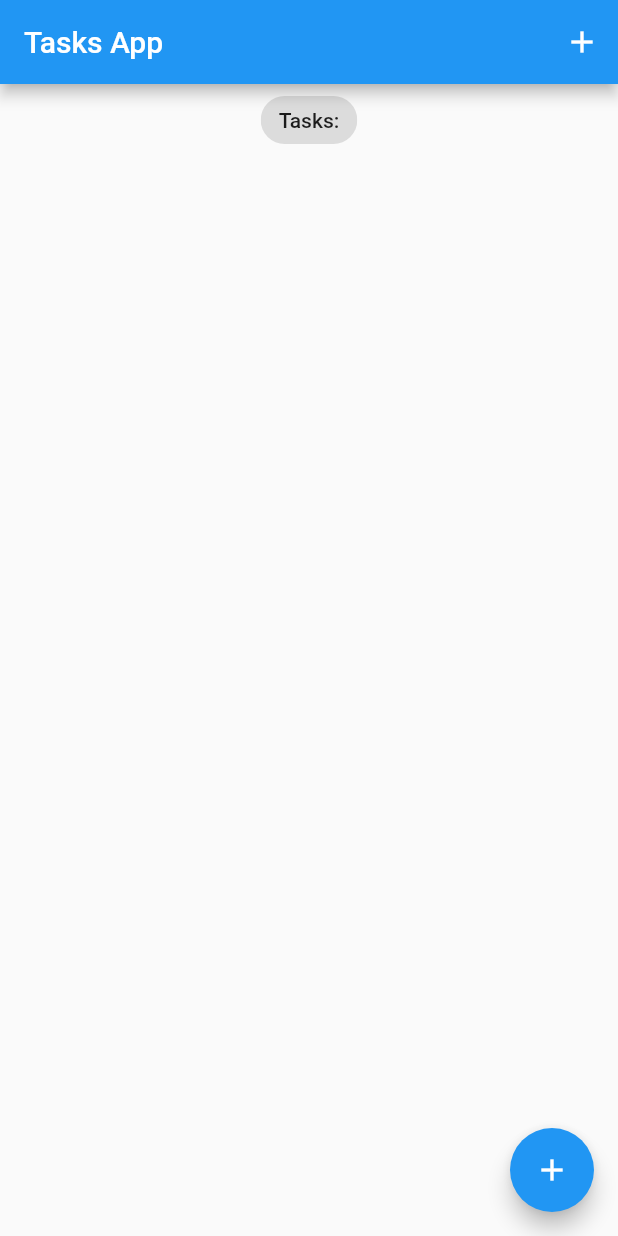
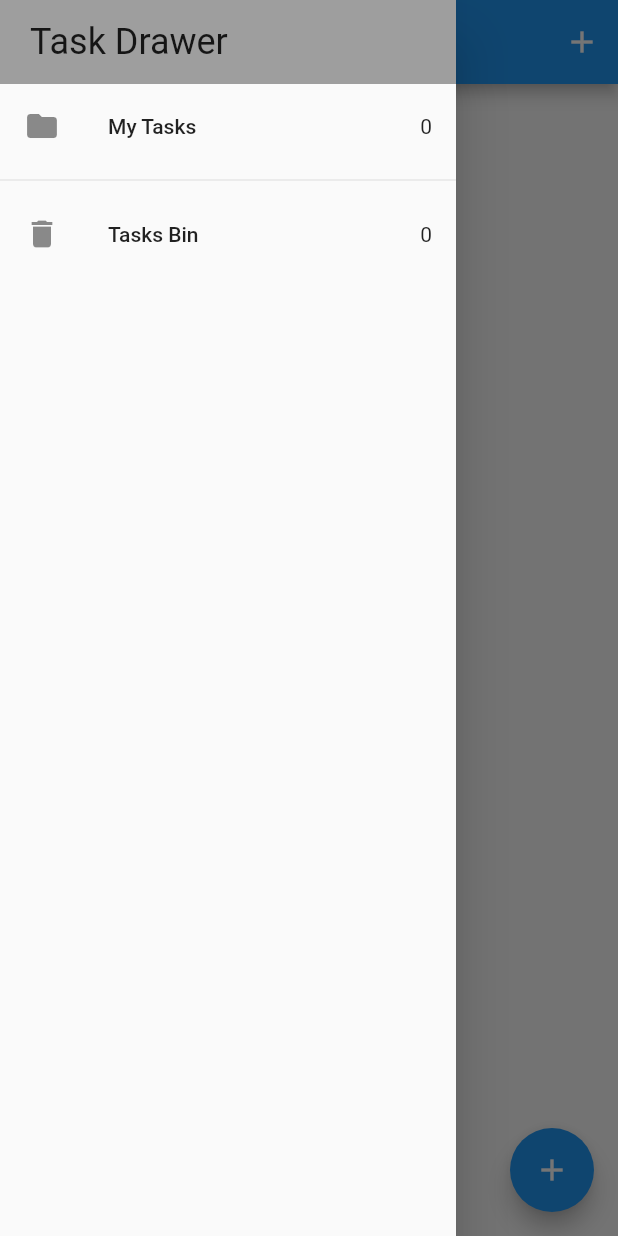
Before and after one commit to warpten123/FinalExam_Premacio_Bloc, a Flutter app: the screen it shows after launch, with the side drawer open (before the commit the screen has no drawer), on a phone screen of 412 x 824 dp. Run offline on Flutter 3.47's test engine with Material 2 defaults, Android fonts, the phone set to English and light mode, and no system bars; our stand-ins replace bloc, equatable, flutter_bloc, hydrated_bloc.

Commit message:
delete task and put into recycle task bin

```diff
--- a/lib/bloc/bloc/task_bloc.dart
+++ b/lib/bloc/bloc/task_bloc.dart
@@ -12,10 +12,14 @@
     on<AddTask>(_onAddTask);
     on<UpdateTask>(_onUpdateTask);
     on<DeleteTask>(_onDeleteTask);
+    on<RemoveTask>(_onRemoveToBin);
   }
   void _onAddTask(AddTask event, Emitter<TaskState> emit) {
     final state = this.state;
-    emit(TaskState(allTasks: List.from(state.allTasks)..add(event.task)));
+    emit(TaskState(
+      allTasks: List.from(state.allTasks)..add(event.task),
+      removedTasks: state.removedTasks,
+    ));
   }
 
   void _onUpdateTask(UpdateTask event, Emitter<TaskState> emit) {
@@ -26,12 +30,25 @@
     task.isDone == false
         ? allTasks.insert(index, task.copyWith(isDone: true))
         : allTasks.insert(index, task.copyWith(isDone: false));
-    emit(TaskState(allTasks: allTasks));
+    emit(TaskState(
+      allTasks: allTasks,
+      removedTasks: state.removedTasks,
+    ));
   }
 
   void _onDeleteTask(DeleteTask event, Emitter<TaskState> emit) {
     final state = this.state;
-    emit(TaskState(allTasks: List.from(state.allTasks)..remove(event.task)));
+    emit(TaskState(
+        allTasks: state.allTasks,
+        removedTasks: List.from(state.removedTasks)..remove(event.task)));
+  }
+
+  void _onRemoveToBin(RemoveTask event, Emitter<TaskState> emit) {
+    final state = this.state;
+    emit(TaskState(
+        allTasks: List.from(state.allTasks)..remove(event.task),
+        removedTasks: List.from(state.removedTasks)
+          ..add(event.task.copyWith(isDeleted: true))));
   }
 
   @override
--- a/lib/bloc/bloc/task_event.dart
+++ b/lib/bloc/bloc/task_event.dart
@@ -37,3 +37,13 @@
   @override
   List<Object> get props => [task];
 }
+
+class RemoveTask extends TaskEvent {
+  final Task task;
+  const RemoveTask({
+    required this.task,
+  });
+
+  @override
+  List<Object> get props => [task];
+}
--- a/lib/bloc/bloc/task_state.dart
+++ b/lib/bloc/bloc/task_state.dart
@@ -2,21 +2,26 @@
 
 class TaskState extends Equatable {
   final List<Task> allTasks;
+  final List<Task> removedTasks;
   const TaskState({
     this.allTasks = const <Task>[],
+    this.removedTasks = const <Task>[],
   });
   @override
-  List<Object> get props => [allTasks];
+  List<Object> get props => [allTasks, removedTasks];
 
   Map<String, dynamic> toMap() {
     return <String, dynamic>{
       'allTasks': allTasks.map((x) => x.toMap()).toList(),
+      'removedTasks': removedTasks.map((x) => x.toMap()).toList(),
     };
   }
 
   factory TaskState.fromMap(Map<String, dynamic> map) {
     return TaskState(
       allTasks: List<Task>.from((map['allTasks']?.map((x) => Task.fromMap(x)))),
+      removedTasks:
+          List<Task>.from((map['removedTasks']?.map((x) => Task.fromMap(x)))),
     );
   }
 }
--- a/lib/main.dart
+++ b/lib/main.dart
@@ -1,4 +1,5 @@
 import 'package:finalmobile_premacio_bloc/bloc/bloc/task_bloc.dart';
+import 'package:finalmobile_premacio_bloc/services/app_router.dart';
 import 'package:flutter/material.dart';
 import 'package:flutter_bloc/flutter_bloc.dart';
 import 'package:hydrated_bloc/hydrated_bloc.dart';
@@ -12,14 +13,16 @@
       storageDirectory: await getApplicationDocumentsDirectory());
 
   HydratedBlocOverrides.runZoned(
-    () => runApp(const MyApp()),
+    () => runApp(MyApp(
+      appRouter: AppRouter(),
+    )),
     storage: storage,
   );
 }
 
 class MyApp extends StatelessWidget {
-  const MyApp({Key? key}) : super(key: key);
-
+  MyApp({Key? key, required this.appRouter}) : super(key: key);
+  final AppRouter appRouter;
   // This widget is the root of your application.
   @override
   Widget build(BuildContext context) {
@@ -31,6 +34,7 @@
           primarySwatch: Colors.blue,
         ),
         home: const TasksScreen(),
+        onGenerateRoute: appRouter.onGenerateRoute,
       ),
     );
   }
--- /dev/null
+++ b/lib/screens/task_drawer.dart
@@ -0,0 +1,55 @@
+import 'package:finalmobile_premacio_bloc/bloc/bloc/task_bloc.dart';
+import 'package:finalmobile_premacio_bloc/screens/recycle_bin.dart';
+import 'package:finalmobile_premacio_bloc/screens/tasks_screen.dart';
+import 'package:flutter/material.dart';
+import 'package:flutter_bloc/flutter_bloc.dart';
+
+class TaskDrawer extends StatelessWidget {
+  const TaskDrawer({Key? key}) : super(key: key);
+
+  @override
+  Widget build(BuildContext context) {
+    return SafeArea(
+      child: Drawer(
+        child: Column(
+          children: <Widget>[
+            Container(
+              width: double.infinity,
+              padding: EdgeInsets.symmetric(vertical: 14, horizontal: 20),
+              color: Colors.grey,
+              child: Text(
+                'Task Drawer',
+                style: Theme.of(context).textTheme.headline5,
+              ),
+            ),
+            BlocBuilder<TaskBloc, TaskState>(
+              builder: (context, state) {
+                return ListTile(
+                  leading: Icon(Icons.folder),
+                  title: Text('My Tasks'),
+                  trailing: Text('${state.allTasks.length}'),
+                  onTap: () {
+                    Navigator.of(context).pushNamed(TasksScreen.path);
+                  },
+                );
+              },
+            ),
+            Divider(),
+            BlocBuilder<TaskBloc, TaskState>(
+              builder: (context, state) {
+                return ListTile(
+                  onTap: () {
+                    Navigator.of(context).pushNamed(RecycleBin.path);
+                  },
+                  leading: Icon(Icons.delete),
+                  title: Text('Tasks Bin'),
+                  trailing: Text('${state.removedTasks.length}'),
+                );
+              },
+            ),
+          ],
+        ),
+      ),
+    );
+  }
+}
--- a/lib/screens/tasks_screen.dart
+++ b/lib/screens/tasks_screen.dart
@@ -1,4 +1,5 @@
 import 'package:finalmobile_premacio_bloc/bloc/bloc/task_bloc.dart';
+import 'package:finalmobile_premacio_bloc/screens/task_drawer.dart';
 import 'package:flutter/material.dart';
 import 'package:flutter_bloc/flutter_bloc.dart';
 import '../models/task.dart';
@@ -7,7 +8,7 @@
 
 class TasksScreen extends StatefulWidget {
   const TasksScreen({Key? key}) : super(key: key);
-
+  static const path = 'task_screen';
   @override
   State<TasksScreen> createState() => _TasksScreenState();
 }
@@ -42,13 +43,14 @@
               )
             ],
           ),
+          drawer: const TaskDrawer(),
           body: Column(
             crossAxisAlignment: CrossAxisAlignment.center,
             children: [
-              const Center(
+              Center(
                 child: Chip(
                   label: Text(
-                    'Tasks:',
+                    '${state.allTasks.length} Tasks',
                   ),
                 ),
               ),
--- /dev/null
+++ b/lib/widget/task_tile.dart
@@ -0,0 +1,41 @@
+import 'package:finalmobile_premacio_bloc/bloc/bloc/task_bloc.dart';
+import 'package:flutter/material.dart';
+import 'package:flutter_bloc/flutter_bloc.dart';
+
+import '../models/task.dart';
+
+class TaskTile extends StatelessWidget {
+  const TaskTile({
+    Key? key,
+    required this.task,
+  }) : super(key: key);
+
+  final Task task;
+  void _removeTask(BuildContext context, Task task) {
+    task.isDeleted!
+        ? context.read<TaskBloc>().add(DeleteTask(task: task))
+        : context.read<TaskBloc>().add(RemoveTask(task: task));
+  }
+
+  @override
+  Widget build(BuildContext context) {
+    return ListTile(
+      title: Text(
+        task.title,
+        style: TextStyle(
+            decoration: task.isDone! ? TextDecoration.lineThrough : null),
+      ),
+      trailing: Checkbox(
+          value: task.isDone,
+          onChanged: task.isDeleted == false
+              ? (value) {
+                  BlocProvider.of<TaskBloc>(context)
+                      .add(UpdateTask(task: task));
+                }
+              : null),
+      onLongPress: () =>
+          // BlocProvider.of<TaskBloc>(context).add(DeleteTask(task: task)),
+          _removeTask(context, task),
+    );
+  }
+}
```
Also changed, not shown: lib/screens/recycle_bin.dart (added, +43 -0 lines), lib/services/app_router.dart (added, +18 -0 lines), lib/widget/task_list.dart (+2 -12 lines).
